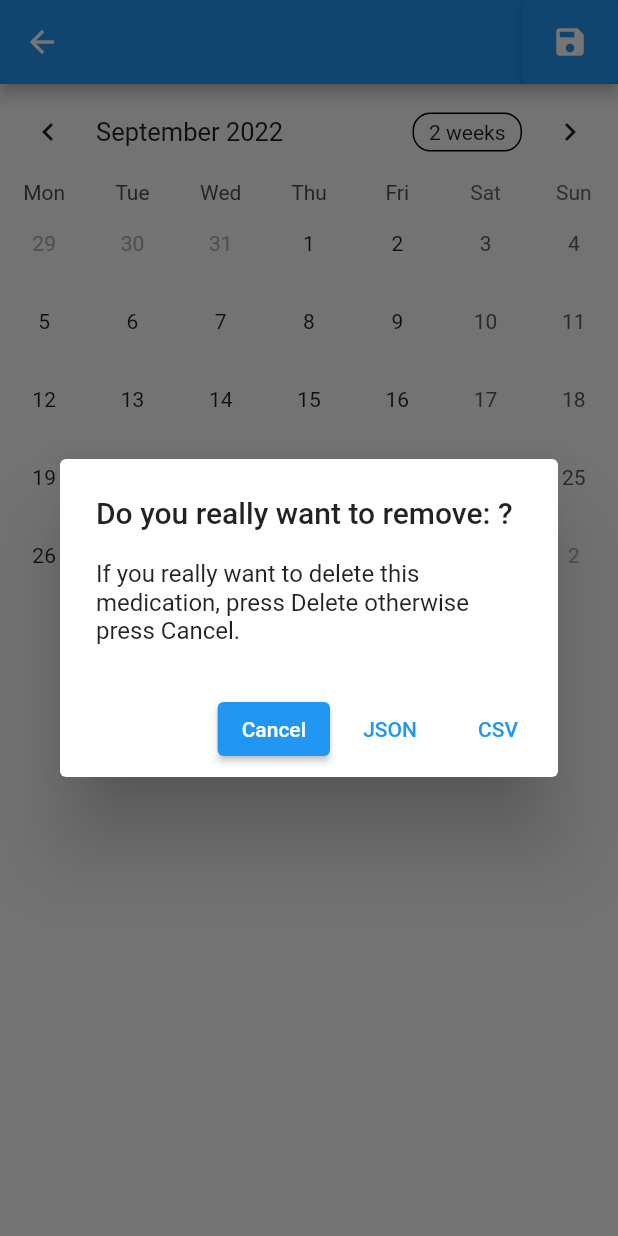
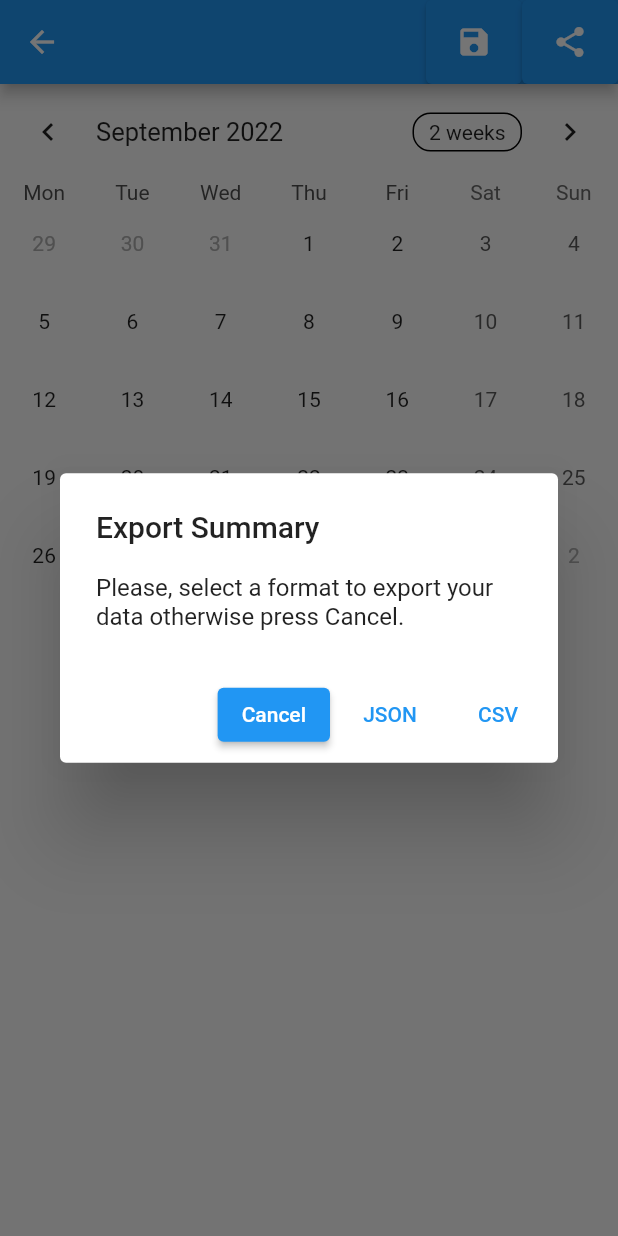
Before and after one commit to Jeydolen/TakeYourMeds, a Flutter app: the SummaryPage screen opened by its route, after a tap on the "save" icon, on a phone screen of 412 x 824 dp. Run offline on Flutter 3.47's test engine with Material 2 defaults, Android fonts, the phone set to English and light mode, and no system bars; drawn by our look-alikes of table_calendar; our stand-ins replace share_plus.

Commit message:
Added share function Dropped support for api below 19 Added EXTERNAL_STORAGE permission

```diff
--- a/lib/pages/summary.dart
+++ b/lib/pages/summary.dart
@@ -3,6 +3,7 @@ import 'dart:convert';
 
 import 'package:flutter/material.dart';
 import 'package:path_provider/path_provider.dart';
+import 'package:share_plus/share_plus.dart';
 
 import 'package:take_your_meds/common/med_event.dart';
 import 'package:take_your_meds/common/file_handler.dart';
@@ -19,12 +20,12 @@ class SummaryPageState extends State<SummaryPage> {
   late Future<List<MedEvent>> summary;
 
   void exportDataToString(String data, String format) async {
+    String now = DateTime.now().toString();
     Directory? pDir = await getExternalStorageDirectory();
     if (pDir == null) {
       return;
     }
 
-    String now = DateTime.now().toString();
     String fullPath = "${pDir.path}/${now}_summary.$format";
     FileHandler.saveContentWithFullPath(fullPath, data);
 
@@ -32,14 +33,34 @@ class SummaryPageState extends State<SummaryPage> {
     ScaffoldMessenger.of(context).showSnackBar(snackBar);
   }
 
-  void exportData(SupportedFormats formats) async {
+  void shareData(String data, String format) async {
+    String now = DateTime.now().toString();
+    Directory? pDir = await getExternalStorageDirectory();
+    if (pDir == null) {
+      return;
+    }
+
+    String fullPath = "${pDir.path}/${now}_summary.$format";
+    File file = File(fullPath);
+    file.writeAsString(data);
+    Share.shareFiles(
+      [fullPath],
+      subject: "My summary export",
+      text: "This is the text for summary export",
+    );
+  }
+
+  void exportData(SupportedFormats formats, bool doShare) async {
     List<MedEvent> eventList = await summary;
 
     switch (formats) {
       case SupportedFormats.JSON:
         {
           String data = jsonEncode(eventList.map((e) => e.toJson()).toList());
-          exportDataToString(data, "json");
+          if (!doShare)
+            exportDataToString(data, "json");
+          else
+            shareData(data, "json");
           return;
         }
 
@@ -54,7 +75,10 @@ class SummaryPageState extends State<SummaryPage> {
           eventList.forEach((e) {
             data += e.toCSV();
           });
-          exportDataToString(data, "csv");
+          if (!doShare)
+            exportDataToString(data, "csv");
+          else
+            shareData(data, "csv");
           return;
         }
 
@@ -63,11 +87,11 @@ class SummaryPageState extends State<SummaryPage> {
     }
   }
 
-  void showExportDialog() async {
+  void showExportDialog(bool doShare) async {
     AlertDialog dialog = AlertDialog(
-      title: Text('Do you really want to remove: ?'),
-      content: const Text(
-          'If you really want to delete this medication, press Delete otherwise press Cancel.'),
+      title: Text('Export Summary'),
+      content: Text(
+          'Please, select a format to ${doShare ? "share" : "export"} your data otherwise press Cancel.'),
       actions: <Widget>[
         ElevatedButton(
           child: const Text('Cancel'),
@@ -83,25 +107,21 @@ class SummaryPageState extends State<SummaryPage> {
         ),
         TextButton(
           child: const Text('CSV'),
-          onPressed: () {
-            Navigator.of(context).pop(2);
-          },
+          onPressed: () => Navigator.of(context).pop(2),
         ),
       ],
     );
 
     int? doExport = await showDialog<int>(
       context: context,
-      builder: (BuildContext context) {
-        return dialog;
-      },
+      builder: (BuildContext context) => dialog,
     );
 
     switch (doExport) {
       case 1:
-        return exportData(SupportedFormats.JSON);
+        return exportData(SupportedFormats.JSON, doShare);
       case 2:
-        return exportData(SupportedFormats.CSV);
+        return exportData(SupportedFormats.CSV, doShare);
       default:
         return;
     }
@@ -155,8 +175,12 @@ class SummaryPageState extends State<SummaryPage> {
           appBar: AppBar(
             actions: [
               ElevatedButton(
-                onPressed: showExportDialog,
+                onPressed: () => showExportDialog(false),
                 child: const Icon(Icons.save),
+              ),
+              ElevatedButton(
+                onPressed: () => showExportDialog(true),
+                child: const Icon(Icons.share),
               ),
             ],
           ),
--- a/pubspec.yaml
+++ b/pubspec.yaml
@@ -29,11 +29,13 @@ environment:
 dependencies:
   flutter:
     sdk: flutter
+  uuid: ^3.0.6
   clock: ^1.1.0
   intl: ^0.17.0
   path_provider: ^2.0.10
-  uuid: ^3.0.6
   table_calendar: ^3.0.7
+  share_plus: ^4.4.0
+
 
 dev_dependencies:
   flutter_test:
@@ -43,7 +45,7 @@ dev_dependencies:
 flutter_icons:
   android: "launcher_icon"
   image_path: "assets/icon/icon.png"
-  min_sdk_android: 16 # android min sdk min:16, default 21
+  min_sdk_android: 19 # android min sdk min:16, default 21
 
   # The "flutter_lints" package below contains a set of recommended lints to
   # encourage good coding practices. The lint set provided by the package is
```
Also changed, not shown: pubspec.lock, 4 other files.
